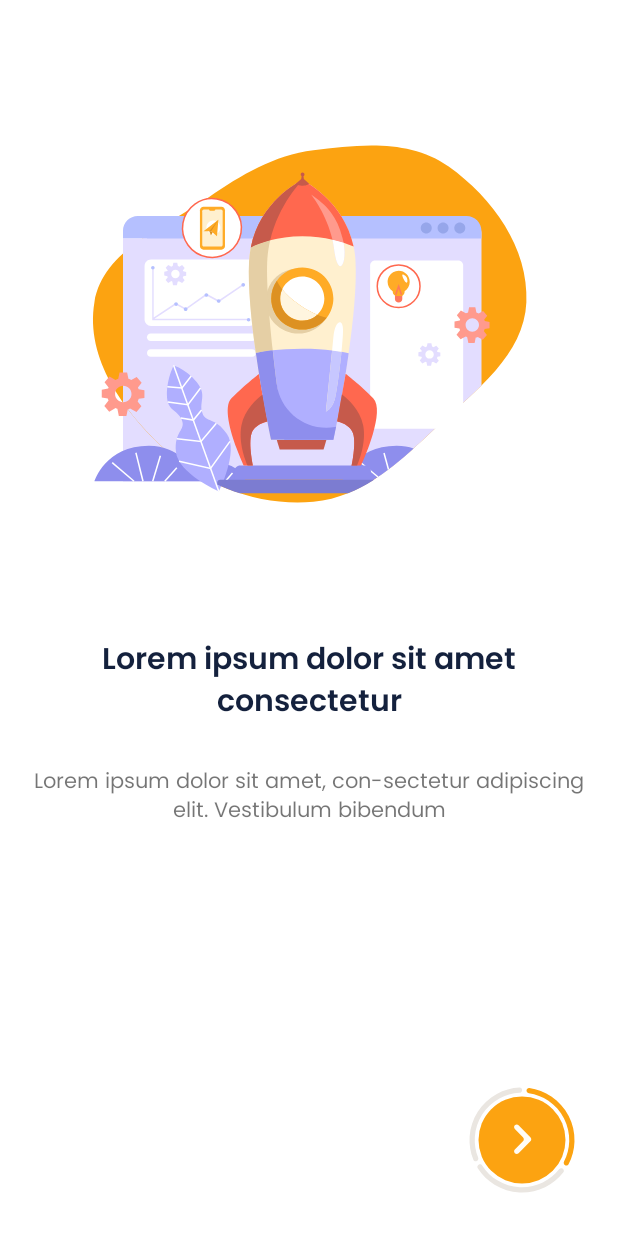
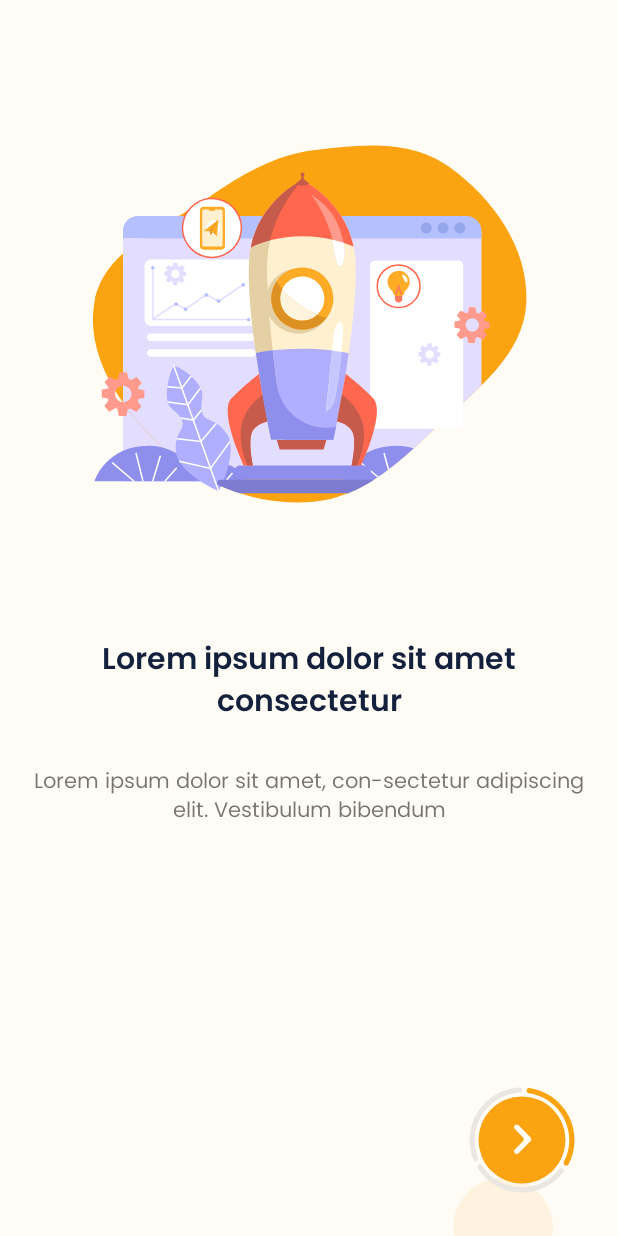
Before and after one commit to ahimsarijalu/InvestIN, an Android app: the screen it shows after launch (OnBoardingActivity), on a phone screen of 412 x 824 dp. Run offline under Robolectric (Android 15) with nearby library versions, the phone set to English and light mode, and no system bars; 1 statement that could not run was skipped.

Commit message:
Fixing On Boarding Pages background

```diff
--- a/app/src/main/res/layout/activity_on_boarding.xml
+++ b/app/src/main/res/layout/activity_on_boarding.xml
@@ -1,11 +1,10 @@
 <?xml version="1.0" encoding="utf-8"?>
-
-
 <androidx.constraintlayout.widget.ConstraintLayout xmlns:android="http://schemas.android.com/apk/res/android"
     xmlns:app="http://schemas.android.com/apk/res-auto"
     xmlns:tools="http://schemas.android.com/tools"
     android:layout_width="match_parent"
-    android:layout_height="match_parent">
+    android:layout_height="match_parent"
+    android:background="@drawable/ic_onboarding_bg">
 
     <androidx.viewpager2.widget.ViewPager2
 
--- a/app/src/main/res/layout/fragment_first_on_boarding.xml
+++ b/app/src/main/res/layout/fragment_first_on_boarding.xml
@@ -3,7 +3,8 @@
     xmlns:app="http://schemas.android.com/apk/res-auto"
     xmlns:tools="http://schemas.android.com/tools"
     android:layout_width="match_parent"
-    android:layout_height="match_parent">
+    android:layout_height="match_parent"
+    android:background="#FFFCF6">
 
     <ImageView
         android:id="@+id/onBoardingImg"
--- a/app/src/main/res/layout/fragment_second_on_boarding.xml
+++ b/app/src/main/res/layout/fragment_second_on_boarding.xml
@@ -3,7 +3,8 @@
     xmlns:app="http://schemas.android.com/apk/res-auto"
     xmlns:tools="http://schemas.android.com/tools"
     android:layout_width="match_parent"
-    android:layout_height="match_parent">
+    android:layout_height="match_parent"
+    android:background="#FFFCF6">
 
     <ImageView
         android:id="@+id/onBoardingImg"
--- a/app/src/main/res/layout/fragment_third_on_boarding.xml
+++ b/app/src/main/res/layout/fragment_third_on_boarding.xml
@@ -3,7 +3,8 @@
     xmlns:app="http://schemas.android.com/apk/res-auto"
     xmlns:tools="http://schemas.android.com/tools"
     android:layout_width="match_parent"
-    android:layout_height="match_parent">
+    android:layout_height="match_parent"
+    android:background="#FFFCF6">
 
     <ImageView
         android:id="@+id/onBoardingImg"
```
